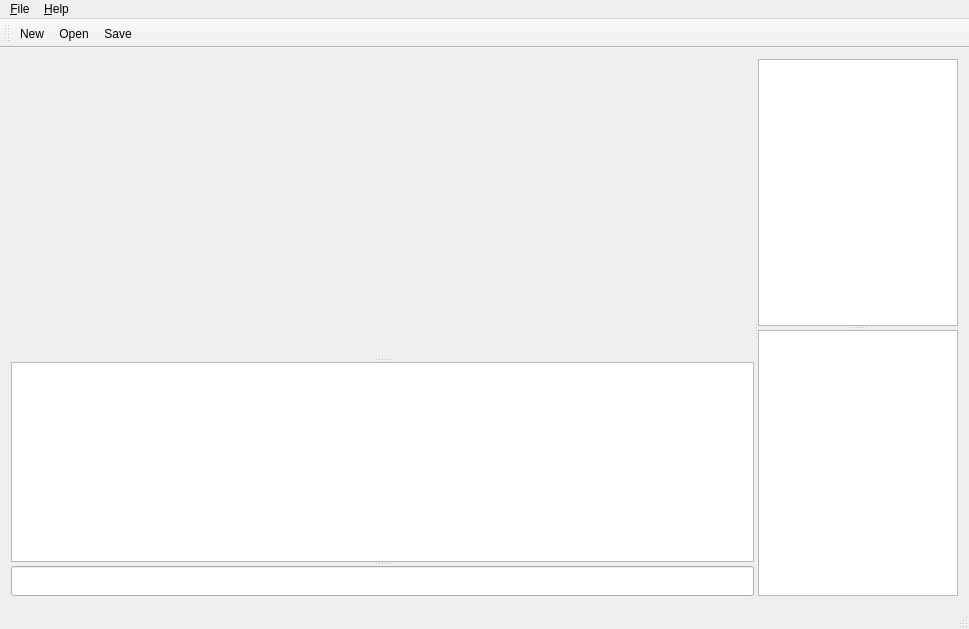
Qt form gui/mainwindow.ui (YosysHQ/nextpnr) before a commit.
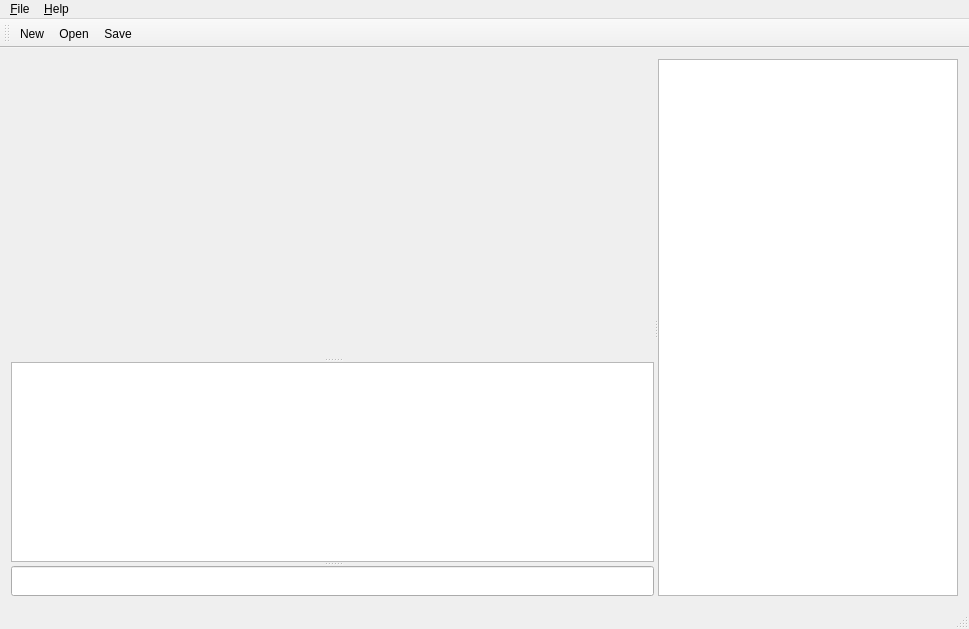
The same form after that commit. Icons and pictures are not drawn. Custom widgets are drawn as their Qt base class.

Diff of the .ui file:
```diff
--- a/gui/mainwindow.ui
+++ b/gui/mainwindow.ui
@@ -67,18 +67,17 @@
        <widget class="QTreeView" name="treeView">
         <property name="minimumSize">
          <size>
-          <width>200</width>
+          <width>300</width>
           <height>0</height>
          </size>
         </property>
         <property name="maximumSize">
          <size>
-          <width>200</width>
+          <width>300</width>
           <height>16777215</height>
          </size>
         </property>
        </widget>
-       <widget class="QTableView" name="tableView"/>
       </widget>
      </widget>
     </item>
```
Left out of the diff: 2 changed lines with no effect on the pictures.
